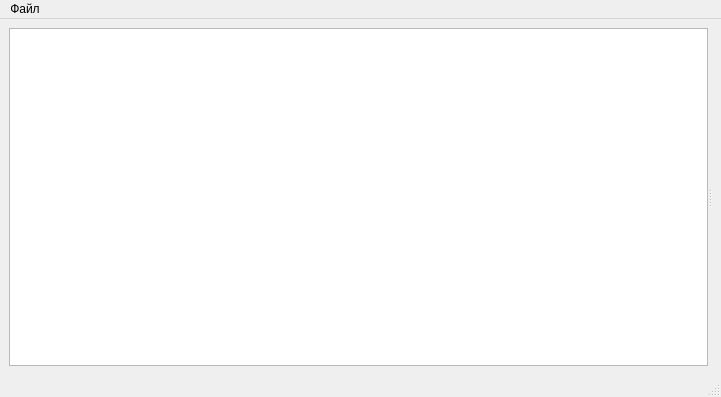
Above: dh-software/applications/dh_viewer/main_window.ui from Prisyazhniuk/dh_software before the change. Below: the same form after it.
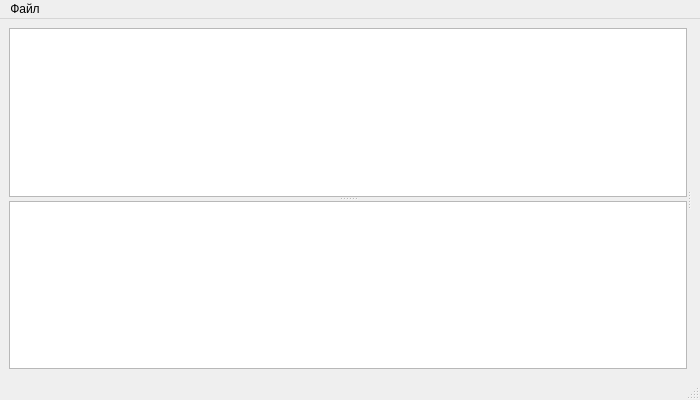
That is the form after the change.

Commit message: dh_viewer: добавлено дерево файлов

What changed in the file:
```diff
--- a/dh-software/applications/dh_viewer/main_window.ui
+++ b/dh-software/applications/dh_viewer/main_window.ui
@@ -6,8 +6,8 @@
    <rect>
     <x>0</x>
     <y>0</y>
-    <width>721</width>
-    <height>397</height>
+    <width>700</width>
+    <height>400</height>
    </rect>
   </property>
   <property name="windowTitle">
@@ -20,12 +20,12 @@
       <property name="orientation">
        <enum>Qt::Horizontal</enum>
       </property>
-      <widget class="QWidget" name="verticalLayoutWidget">
-       <layout class="QVBoxLayout" name="verticalLayout">
-        <item>
-         <widget class="QTableView" name="statistics_view"/>
-        </item>
-       </layout>
+      <widget class="QSplitter" name="horizontal_splitter">
+       <property name="orientation">
+        <enum>Qt::Vertical</enum>
+       </property>
+       <widget class="QTreeView" name="files_tree_view"/>
+       <widget class="QTableView" name="statistics_view"/>
       </widget>
       <widget class="QWidget" name="verticalLayoutWidget_2">
        <layout class="QVBoxLayout" name="graphics_view_layout"/>
@@ -39,7 +39,7 @@
     <rect>
      <x>0</x>
      <y>0</y>
-     <width>721</width>
+     <width>700</width>
      <height>21</height>
     </rect>
    </property>
```
Left out of the diff: 4 changed lines with no effect on the pictures. The commit also changes 2 other files.
